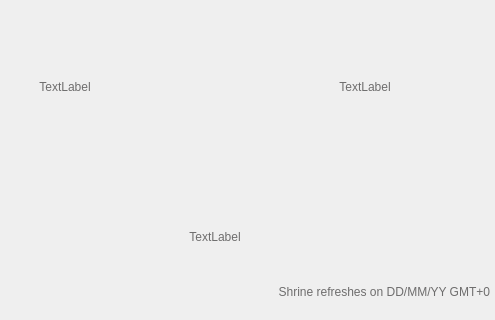
Before: the Qt Designer form app/designer/sc_ui.ui in michalkowal66/ShrineChecker, drawn with Qt 5; both pictures show x 405 to 900 and y 280 to 600 of the 900 by 600 pixel window.
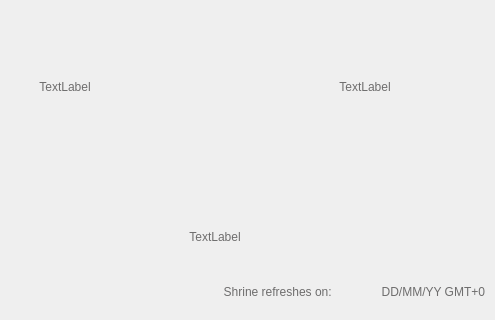
After: the same form once the commit is applied. Icons and pictures are not drawn.

Commit message: Modify date label

```diff
--- a/app/designer/sc_ui.ui
+++ b/app/designer/sc_ui.ui
@@ -262,6 +262,12 @@
 	background-color: rgba(0, 0, 0, 0);
 }
 
+QLabel#dateinfo_lbl {
+	font: 16px &quot;Sylfaen&quot;;
+	color: #6e6d6d;
+	background-color: rgba(0, 0, 0, 0);
+}
+
 QLabel#date_lbl {
 	font: 16px &quot;Sylfaen&quot;;
 	color: #6e6d6d;
@@ -687,12 +693,12 @@
        <set>Qt::AlignHCenter|Qt::AlignTop</set>
       </property>
      </widget>
-     <widget class="QLabel" name="date_lbl">
+     <widget class="QLabel" name="dateinfo_lbl">
       <property name="geometry">
        <rect>
-        <x>565</x>
+        <x>560</x>
         <y>565</y>
-        <width>330</width>
+        <width>180</width>
         <height>30</height>
        </rect>
       </property>
@@ -706,7 +712,7 @@
        <string notr="true"/>
       </property>
       <property name="text">
-       <string>Shrine refreshes on DD/MM/YY GMT+0</string>
+       <string>Shrine refreshes on: </string>
       </property>
       <property name="alignment">
        <set>Qt::AlignRight|Qt::AlignTop|Qt::AlignTrailing</set>
@@ -892,6 +898,31 @@
        <set>Qt::AlignCenter</set>
       </property>
      </widget>
+     <widget class="QLabel" name="date_lbl">
+      <property name="geometry">
+       <rect>
+        <x>745</x>
+        <y>565</y>
+        <width>145</width>
+        <height>30</height>
+       </rect>
+      </property>
+      <property name="sizePolicy">
+       <sizepolicy hsizetype="Preferred" vsizetype="Fixed">
+        <horstretch>0</horstretch>
+        <verstretch>0</verstretch>
+       </sizepolicy>
+      </property>
+      <property name="styleSheet">
+       <string notr="true"/>
+      </property>
+      <property name="text">
+       <string>DD/MM/YY GMT+0</string>
+      </property>
+      <property name="alignment">
+       <set>Qt::AlignRight|Qt::AlignTop|Qt::AlignTrailing</set>
+      </property>
+     </widget>
      <zorder>bg_1</zorder>
      <zorder>perk1_frame</zorder>
      <zorder>perk1_lbl</zorder>
```
Left out of the diff: 3 changed lines with no effect on the pictures. The commit also changes 1 other file.
